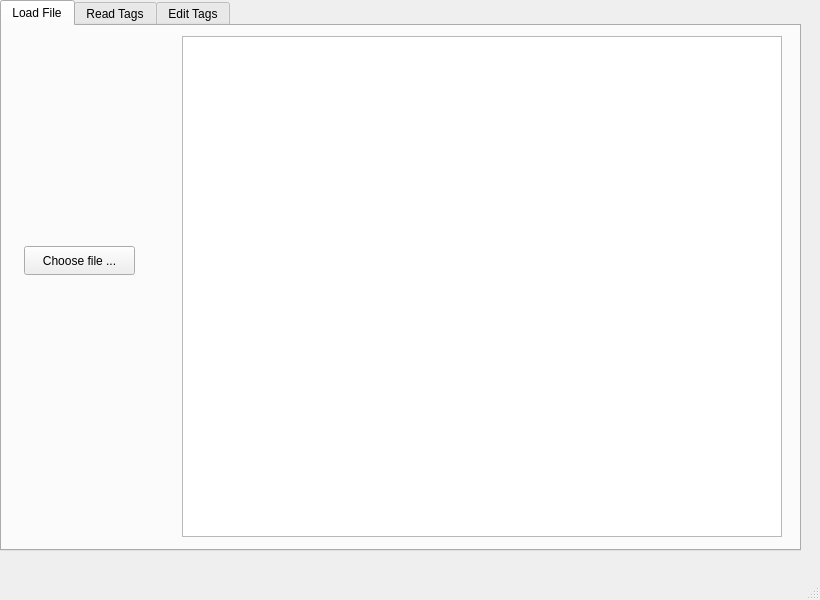
Qt form tools/interface/src/mainwindow.ui (GabrielFalisiewicz/DICOM_data_software) before a commit.
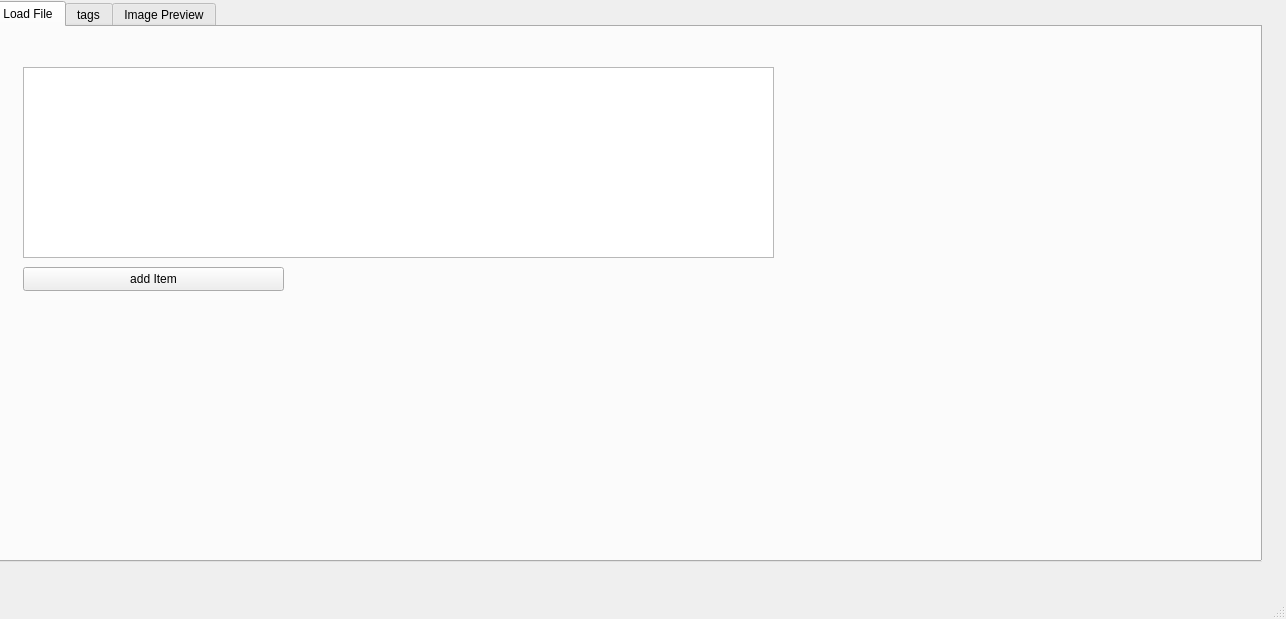
The same form after that commit. The open tabs and pages were chosen to show the change.

The edit to the form file:
```diff
--- a/tools/interface/src/mainwindow.ui
+++ b/tools/interface/src/mainwindow.ui
@@ -6,55 +6,31 @@
    <rect>
     <x>0</x>
     <y>0</y>
-    <width>820</width>
-    <height>600</height>
+    <width>1286</width>
+    <height>619</height>
    </rect>
   </property>
-  <property name="sizePolicy">
-   <sizepolicy hsizetype="Preferred" vsizetype="Preferred">
-    <horstretch>0</horstretch>
-    <verstretch>0</verstretch>
-   </sizepolicy>
-  </property>
-  <property name="minimumSize">
-   <size>
-    <width>0</width>
-    <height>0</height>
-   </size>
-  </property>
-  <property name="baseSize">
-   <size>
-    <width>0</width>
-    <height>0</height>
-   </size>
-  </property>
   <property name="windowTitle">
    <string>DICOM_data_software</string>
   </property>
   <widget class="QWidget" name="centralwidget">
    <property name="sizePolicy">
-    <sizepolicy hsizetype="Expanding" vsizetype="Expanding">
+    <sizepolicy hsizetype="Maximum" vsizetype="Maximum">
      <horstretch>0</horstretch>
      <verstretch>0</verstretch>
     </sizepolicy>
    </property>
-   <widget class="QWidget" name="verticalLayoutWidget">
-    <property name="geometry">
-     <rect>
-      <x>0</x>
-      <y>0</y>
-      <width>801</width>
-      <height>551</height>
-     </rect>
-    </property>
-    <layout class="QVBoxLayout" name="verticalLayout">
-     <item>
       <widget class="QTabWidget" name="tabWidget">
-       <property name="enabled">
-        <bool>true</bool>
+    <property name="geometry">
+     <rect>
+      <x>-9</x>
+      <y>1</y>
+      <width>1271</width>
+      <height>561</height>
+     </rect>
        </property>
        <property name="sizePolicy">
-        <sizepolicy hsizetype="Expanding" vsizetype="Expanding">
+     <sizepolicy hsizetype="Maximum" vsizetype="Maximum">
          <horstretch>0</horstretch>
          <verstretch>0</verstretch>
         </sizepolicy>
@@ -65,9 +41,6 @@
        <property name="toolTip">
         <string>&lt;html&gt;&lt;head/&gt;&lt;body&gt;&lt;p&gt;Load File&lt;/p&gt;&lt;/body&gt;&lt;/html&gt;</string>
        </property>
-       <property name="autoFillBackground">
-        <bool>false</bool>
-       </property>
        <property name="currentIndex">
         <number>2</number>
        </property>
@@ -78,73 +51,87 @@
         <attribute name="title">
          <string>Load File</string>
         </attribute>
-        <widget class="QPushButton" name="choosefileButton">
+     <widget class="QListWidget" name="listWidget">
          <property name="geometry">
           <rect>
-           <x>22</x>
-           <y>220</y>
-           <width>111</width>
-           <height>29</height>
-          </rect>
-         </property>
-         <property name="text">
-          <string>Choose file ...</string>
-         </property>
-        </widget>
-        <widget class="QGraphicsView" name="dicomView1">
+        <x>30</x>
+        <y>40</y>
+        <width>751</width>
+        <height>191</height>
+       </rect>
+      </property>
+     </widget>
+     <widget class="QPushButton" name="pushButton">
          <property name="geometry">
           <rect>
-           <x>180</x>
-           <y>10</y>
-           <width>600</width>
-           <height>501</height>
-          </rect>
-         </property>
+        <x>30</x>
+        <y>240</y>
+        <width>261</width>
+        <height>24</height>
+       </rect>
+      </property>
+      <property name="text">
+       <string>add Item</string>
+      </property>
         </widget>
        </widget>
        <widget class="QWidget" name="read">
         <attribute name="title">
-         <string>Read Tags</string>
-        </attribute>
-        <widget class="QGraphicsView" name="dicomView2">
+      <string>tags</string>
+     </attribute>
+     <widget class="QWidget" name="horizontalLayoutWidget">
          <property name="geometry">
           <rect>
-           <x>0</x>
+        <x>10</x>
            <y>0</y>
-           <width>411</width>
-           <height>511</height>
-          </rect>
-         </property>
-        </widget>
-        <widget class="QListView" name="tagsText">
+        <width>1241</width>
+        <height>521</height>
+       </rect>
+      </property>
+      <layout class="QHBoxLayout" name="horizontalLayout">
+       <item>
+        <widget class="QTreeView" name="treeView"/>
+       </item>
+      </layout>
+     </widget>
+     <widget class="QPushButton" name="pushButton_2">
          <property name="geometry">
           <rect>
-           <x>420</x>
-           <y>0</y>
-           <width>381</width>
-           <height>511</height>
-          </rect>
-         </property>
+        <x>50</x>
+        <y>420</y>
+        <width>80</width>
+        <height>24</height>
+       </rect>
+      </property>
+      <property name="text">
+       <string>Save tags</string>
+      </property>
         </widget>
        </widget>
        <widget class="QWidget" name="edit">
         <attribute name="title">
-         <string>Edit Tags</string>
-        </attribute>
-        <widget class="QColumnView" name="editTagsView">
+      <string>Image Preview</string>
+     </attribute>
+     <widget class="QWidget" name="gridLayoutWidget">
          <property name="geometry">
           <rect>
-           <x>0</x>
-           <y>10</y>
-           <width>801</width>
-           <height>511</height>
-          </rect>
-         </property>
-        </widget>
-       </widget>
+        <x>9</x>
+        <y>-1</y>
+        <width>1261</width>
+        <height>531</height>
+       </rect>
+      </property>
+      <layout class="QGridLayout" name="gridLayout">
+       <item row="0" column="0">
+        <widget class="QLabel" name="imageViewer">
+         <property name="text">
+          <string/>
+         </property>
       </widget>
      </item>
     </layout>
+     </widget>
+    </widget>
    </widget>
   </widget>
   <widget class="QMenuBar" name="menubar">
@@ -152,7 +139,7 @@
     <rect>
      <x>0</x>
      <y>0</y>
-     <width>820</width>
+     <width>1286</width>
      <height>26</height>
     </rect>
    </property>
```
Lines whose indentation alone changed are shown as unchanged.
